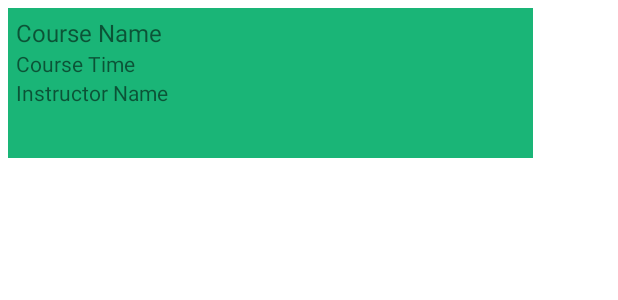
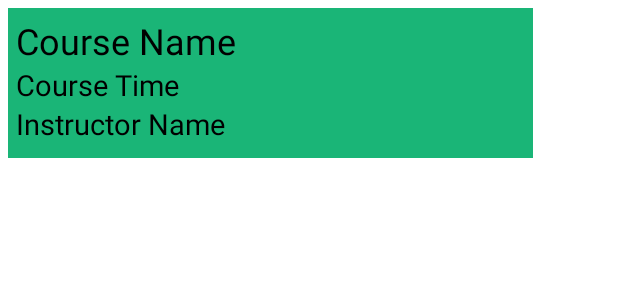
Before and after one commit to pnung/classscheduler, an Android app: the layout course_list_item.xml on its own in the app's theme, with its tools: preview values and no code run, on a phone screen of 412 x 824 dp. Shown: the top 300 px of the screen. Run offline under Robolectric (Android 15) with nearby library versions, the phone set to English and light mode, and no system bars.

Commit message:
formatting course card complete

```diff
--- a/app/src/main/java/com/example/classscheduler/ui/home/HomeFragment.java
+++ b/app/src/main/java/com/example/classscheduler/ui/home/HomeFragment.java
@@ -59,7 +59,6 @@ public class HomeFragment extends Fragment {
                         courseViewModel.addCourse(newCourse);
                     })
                     .setNegativeButton("Cancel", (dialog, id) -> {
-                        // User cancelled the dialog
                     });
 
             AlertDialog dialog = builder.create();
--- a/app/src/main/res/layout/course_list_item.xml
+++ b/app/src/main/res/layout/course_list_item.xml
@@ -12,7 +12,8 @@
         android:layout_width="wrap_content"
         android:layout_height="wrap_content"
         android:text="Course Name"
-        android:textSize="16sp"
+        android:textSize="24sp"
+        android:textColor="@color/black"
         app:layout_constraintStart_toStartOf="parent"
         app:layout_constraintTop_toTopOf="parent" />
 
@@ -21,7 +22,8 @@
         android:layout_width="wrap_content"
         android:layout_height="wrap_content"
         android:text="Course Time"
-        android:textSize="14sp"
+        android:textColor="@color/black"
+        android:textSize="19dp"
         app:layout_constraintStart_toStartOf="parent"
         app:layout_constraintTop_toBottomOf="@+id/courseName" />
 
@@ -29,8 +31,9 @@
         android:id="@+id/instructorName"
         android:layout_width="wrap_content"
         android:layout_height="wrap_content"
+        android:textColor="@color/black"
         android:text="Instructor Name"
-        android:textSize="14sp"
+        android:textSize="19sp"
         app:layout_constraintStart_toStartOf="parent"
         app:layout_constraintTop_toBottomOf="@+id/courseTime" />
 </androidx.constraintlayout.widget.ConstraintLayout>
```
